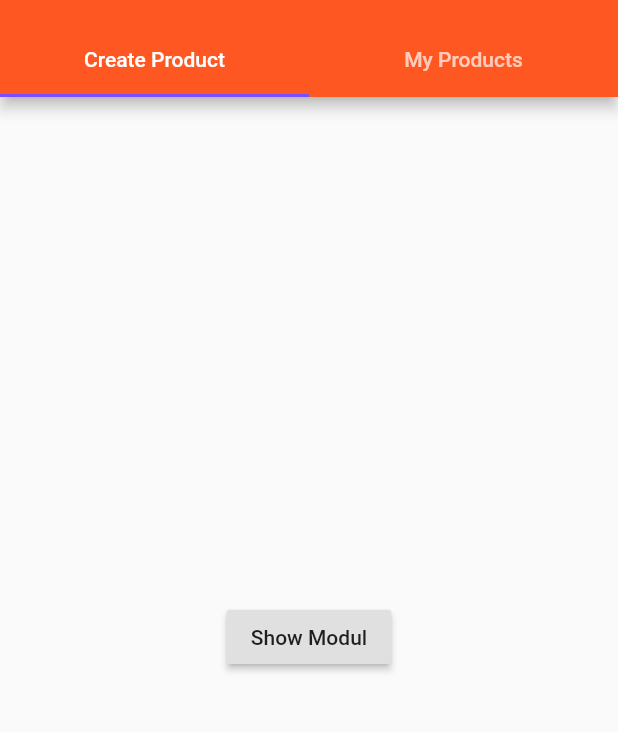
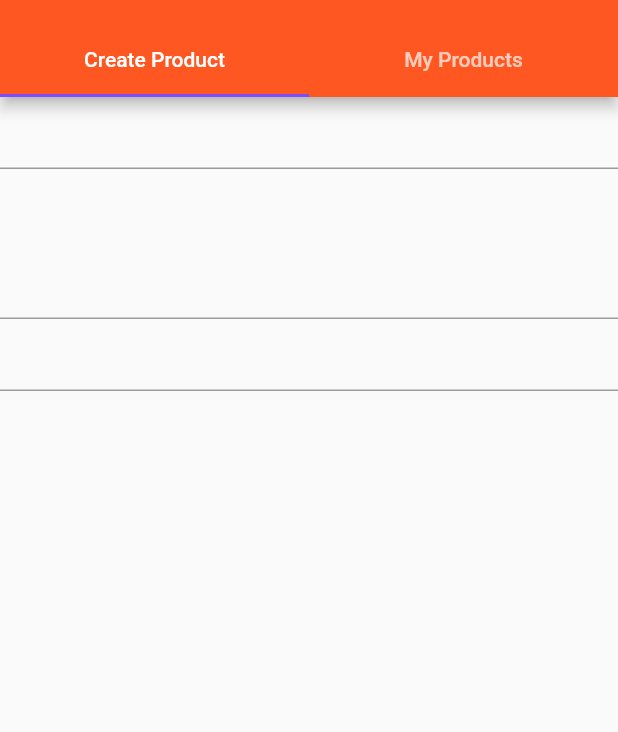
Before and after one commit to ardiibas/flutter_course, a Flutter app: the ManageProduct screen opened directly, on a phone screen of 412 x 824 dp, the part 59-791 px from its top. Run offline on Flutter 3.47's test engine with Material 2 defaults, Android fonts, the phone set to English and light mode, and no system bars.

Commit message:
remove modul, add text field

```diff
--- a/lib/pages/product_create.dart
+++ b/lib/pages/product_create.dart
@@ -1,22 +1,47 @@
 import 'package:flutter/material.dart';
 
-class CreateProduct extends StatelessWidget {
+class CreateProduct extends StatefulWidget {
+  @override
+  State<StatefulWidget> createState() {
+    // TODO: implement createState
+    return _CreateProductState();
+  }
+}
+
+class _CreateProductState extends State<CreateProduct> {
+  String titleValue;
+  String descriptionValue;
+  double priceValue;
+
   @override
   Widget build(BuildContext context) {
     // TODO: implement build
-    return Center(
-      child: RaisedButton(
-        child: Text("Show Modul"),
-        onPressed: () {
-          showModalBottomSheet(
-              context: context,
-              builder: (context) {
-                return Center(
-                  child: Text("Hai sayang!"),
-                );
-              });
-        },
-      ),
+    return Column(
+      children: <Widget>[
+        TextField(
+          onChanged: (String value) {
+            setState(() {
+              titleValue = value;
+            });
+          },
+        ),
+        TextField(
+          maxLines: 4,
+          onChanged: (String value) {
+            setState(() {
+              descriptionValue = value;
+            });
+          },
+        ),
+        TextField(
+          keyboardType: TextInputType.number,
+          onChanged: (String value) {
+            setState(() {
+              priceValue = double.parse(value);
+            });
+          },
+        ),
+      ],
     );
   }
 }
```
